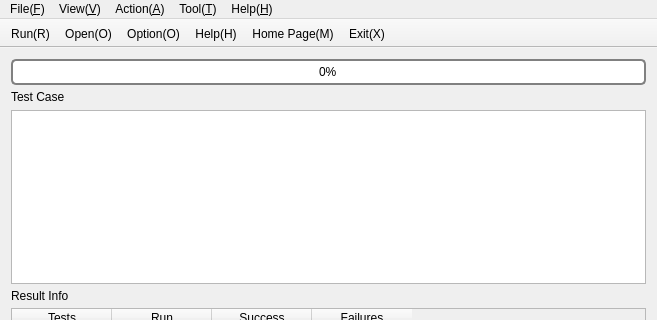
The window that mainwindow.ui (zshalex/qTestGUI) describes before a commit, drawn with Qt 5; both pictures show x 0 to 657 and y 0 to 320 of the 657 by 510 pixel window.
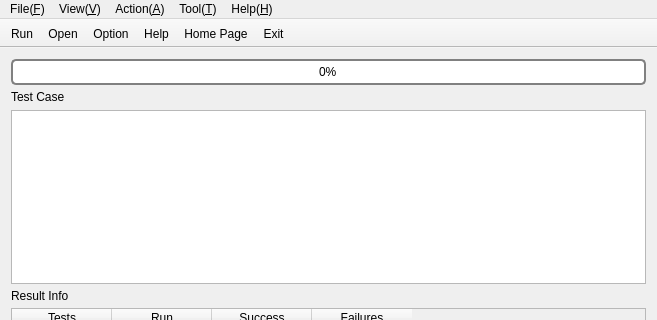
The same window after the commit. Icons and pictures are not drawn.

```diff
--- a/mainwindow.ui
+++ b/mainwindow.ui
@@ -221,6 +221,9 @@
      <height>32</height>
     </size>
    </property>
+   <property name="toolButtonStyle">
+    <enum>Qt::ToolButtonTextUnderIcon</enum>
+   </property>
    <attribute name="toolBarArea">
     <enum>TopToolBarArea</enum>
    </attribute>
@@ -243,6 +246,9 @@
    <property name="text">
     <string>Run(&amp;R)</string>
    </property>
+   <property name="iconText">
+    <string>Run</string>
+   </property>
    <property name="toolTip">
     <string>Run Test</string>
    </property>
@@ -258,6 +264,9 @@
    <property name="text">
     <string>Exit(&amp;X)</string>
    </property>
+   <property name="iconText">
+    <string>Exit</string>
+   </property>
    <property name="toolTip">
     <string>Exit</string>
    </property>
@@ -273,6 +282,9 @@
    <property name="text">
     <string>Open(&amp;O)</string>
    </property>
+   <property name="iconText">
+    <string>Open</string>
+   </property>
    <property name="toolTip">
     <string>Open qTest</string>
    </property>
@@ -288,6 +300,9 @@
    <property name="text">
     <string>Help(&amp;H)</string>
    </property>
+   <property name="iconText">
+    <string>Help</string>
+   </property>
    <property name="toolTip">
     <string>Help</string>
    </property>
@@ -301,7 +316,10 @@
      <normaloff>:/image/option.png</normaloff>:/image/option.png</iconset>
    </property>
    <property name="text">
-    <string>Option(&amp;O)</string>
+    <string>Option(&amp;O)...</string>
+   </property>
+   <property name="iconText">
+    <string>Option</string>
    </property>
    <property name="toolTip">
     <string>Option</string>
@@ -315,6 +333,9 @@
    <property name="text">
     <string>Home Page(&amp;M)</string>
    </property>
+   <property name="iconText">
+    <string>Home Page</string>
+   </property>
    <property name="toolTip">
     <string>Home Page</string>
    </property>
```
Left out of the diff: 113 changed lines with no effect on the pictures.
